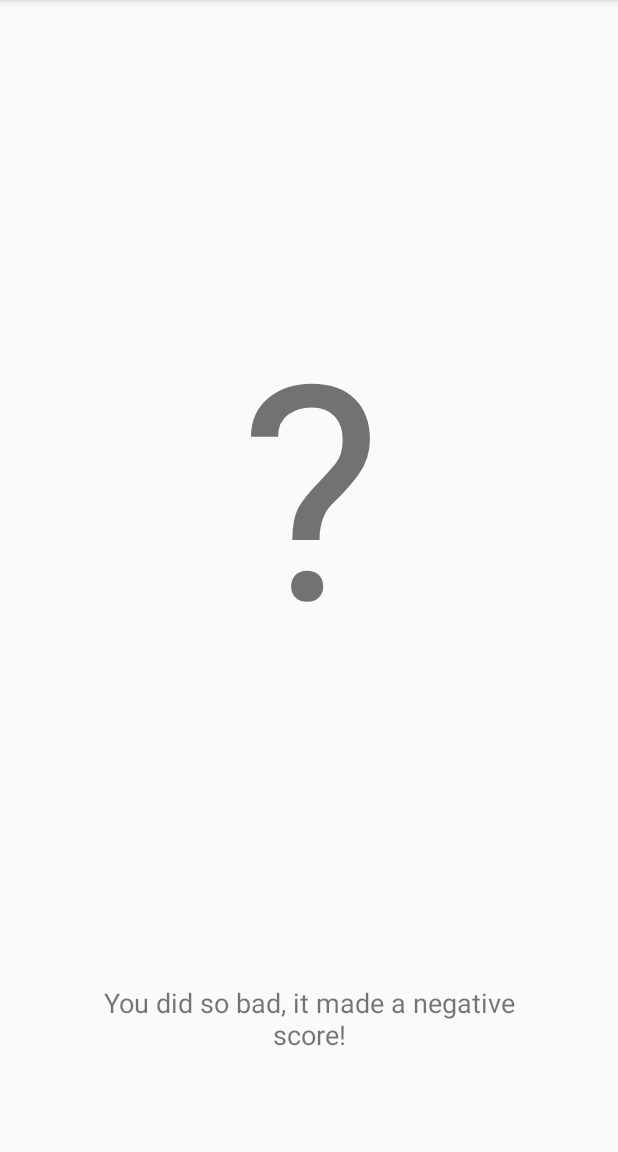
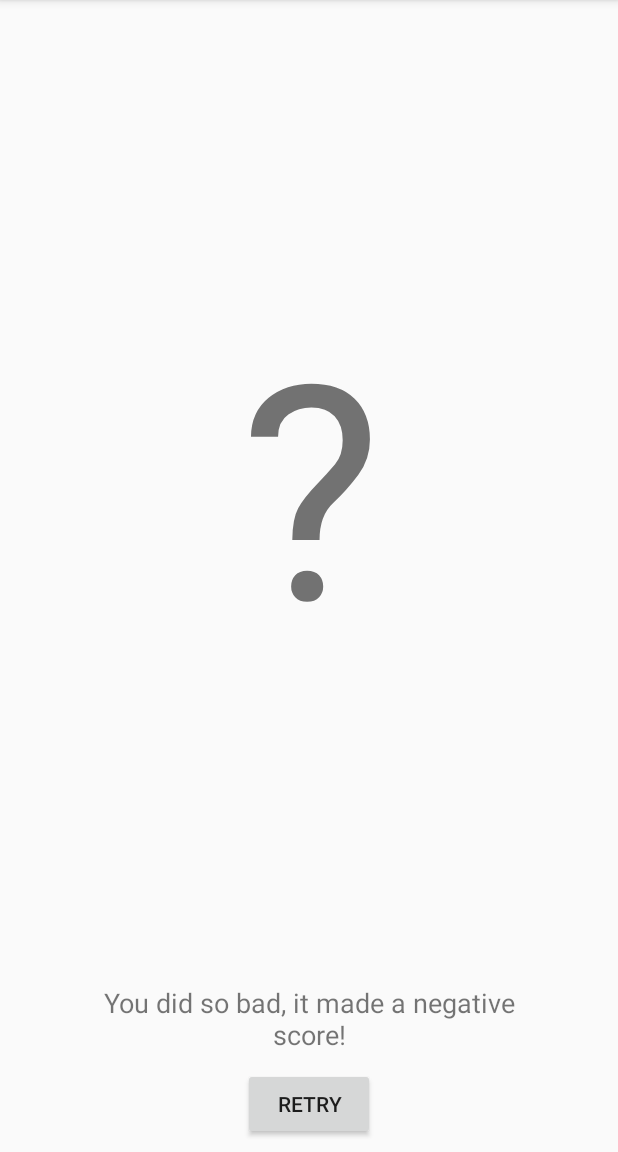
Before and after one commit to JohnathanBere/mobdev-assignment, an Android app: the FinalScreen screen opened directly, with no data from a screen before it, on a phone screen of 412 x 824 dp, the part 84-1236 px from its top. Run offline under Robolectric (Android 15) with nearby library versions, the phone set to English and light mode, and no system bars.

Commit message:
Added some final touches to the app, added a retry screen for smoother UX, reworked multiplier formula a little too

```diff
--- a/app/src/main/java/johnbere/chemistrydd/activities/FinalScreen.java
+++ b/app/src/main/java/johnbere/chemistrydd/activities/FinalScreen.java
@@ -3,6 +3,8 @@ package johnbere.chemistrydd.activities;
 import android.content.Context;
 import android.support.v7.app.AppCompatActivity;
 import android.os.Bundle;
+import android.view.View;
+import android.widget.Button;
 import android.widget.TextView;
 import android.widget.Toast;
 
@@ -13,10 +15,12 @@ import johnbere.chemistrydd.helpers.Grade;
 public class FinalScreen extends BaseActivity {
     TextView grade, resultsTxt;
     float scorePercentage;
+    Button retryQuiz;
 
     @Override
     protected void viewActivityBindings() {
         grade = findViewById(R.id.grade);
+        retryQuiz = findViewById(R.id.retry);
         grade.setTextSize(200);
 
         resultsTxt = findViewById(R.id.resultsText);
@@ -53,6 +57,15 @@ public class FinalScreen extends BaseActivity {
             grade.setText("?");
             resultsTxt.setText("You did so bad, it made a negative score!");
         }
+
+        retryQuiz.setOnClickListener(new View.OnClickListener() {
+            @Override
+            public void onClick(View view) {
+                // Properly dispose of everything else if the app glitches out
+                moveToNextActivity(getNextActivity());
+                finish();
+            }
+        });
     }
 
     @Override
@@ -67,7 +80,7 @@ public class FinalScreen extends BaseActivity {
 
     @Override
     public BaseActivity getNextActivity() {
-        return null;
+        return new MainActivity();
     }
 
     @Override
--- a/app/src/main/java/johnbere/chemistrydd/activities/base/BaseActivity.java
+++ b/app/src/main/java/johnbere/chemistrydd/activities/base/BaseActivity.java
@@ -508,7 +508,7 @@ public abstract class BaseActivity extends AppCompatActivity {
 
         // Do the calculations for delegating points now
         if (totalScore > 0) {
-            float timeDiff = (initialLength - timeRemaining) / 1000;
+            float timeDiff = ((initialLength - timeRemaining) / 1000) * multiplier;
             float rawScore = totalScore * 100;
             rawScore = rawScore - timeDiff - numberOfAttempts;
             totalScore = rawScore / 100;
--- a/app/src/main/java/johnbere/chemistrydd/elements/Compound.java
+++ b/app/src/main/java/johnbere/chemistrydd/elements/Compound.java
@@ -4,6 +4,7 @@ import android.content.Context;
 import android.graphics.Color;
 import android.view.GestureDetector;
 import android.view.MotionEvent;
+import android.widget.Toast;
 
 import java.util.ArrayList;
 import java.util.Collections;
@@ -141,8 +142,8 @@ public class Compound extends Element {
         @Override
         public boolean onDoubleTap(MotionEvent event) {
             setSplitFlag();
-            String message = getSplitFlag() ? " is marked to split" : " is not going to split";
-            // Toast.makeText(getContext(), getName() + message, Toast.LENGTH_SHORT).show();
+            String message = getSplitFlag() ? " is marked to split, shake the screen" : " is not going to split";
+            Toast.makeText(getContext(), getName() + message, Toast.LENGTH_SHORT).show();
             return true;
         }
 
--- a/app/src/main/res/layout/activity_difficulty.xml
+++ b/app/src/main/res/layout/activity_difficulty.xml
@@ -65,7 +65,7 @@
         android:layout_marginEnd="89dp"
         android:layout_marginStart="89dp"
         android:layout_marginTop="14dp"
-        android:text="Your time and number of available attempts will be affected"
+        android:text="Your time, score and number of available attempts will be affected"
         android:textSize="18sp"
         app:layout_constraintEnd_toEndOf="parent"
         app:layout_constraintStart_toStartOf="parent"
--- a/app/src/main/res/layout/activity_final_screen.xml
+++ b/app/src/main/res/layout/activity_final_screen.xml
@@ -28,12 +28,23 @@
         android:id="@+id/resultsText"
         android:layout_width="294dp"
         android:layout_height="56dp"
-        android:layout_marginBottom="56dp"
         android:layout_marginEnd="45dp"
         android:layout_marginStart="45dp"
         android:text="TextView"
         android:textAlignment="center"
         android:textSize="18sp"
+        app:layout_constraintBottom_toTopOf="@+id/retry"
+        app:layout_constraintEnd_toEndOf="parent"
+        app:layout_constraintStart_toStartOf="parent" />
+
+    <Button
+        android:id="@+id/retry"
+        android:layout_width="wrap_content"
+        android:layout_height="wrap_content"
+        android:layout_marginBottom="8dp"
+        android:layout_marginEnd="148dp"
+        android:layout_marginStart="148dp"
+        android:text="Retry"
         app:layout_constraintBottom_toBottomOf="parent"
         app:layout_constraintEnd_toEndOf="parent"
         app:layout_constraintStart_toStartOf="parent" />
```
